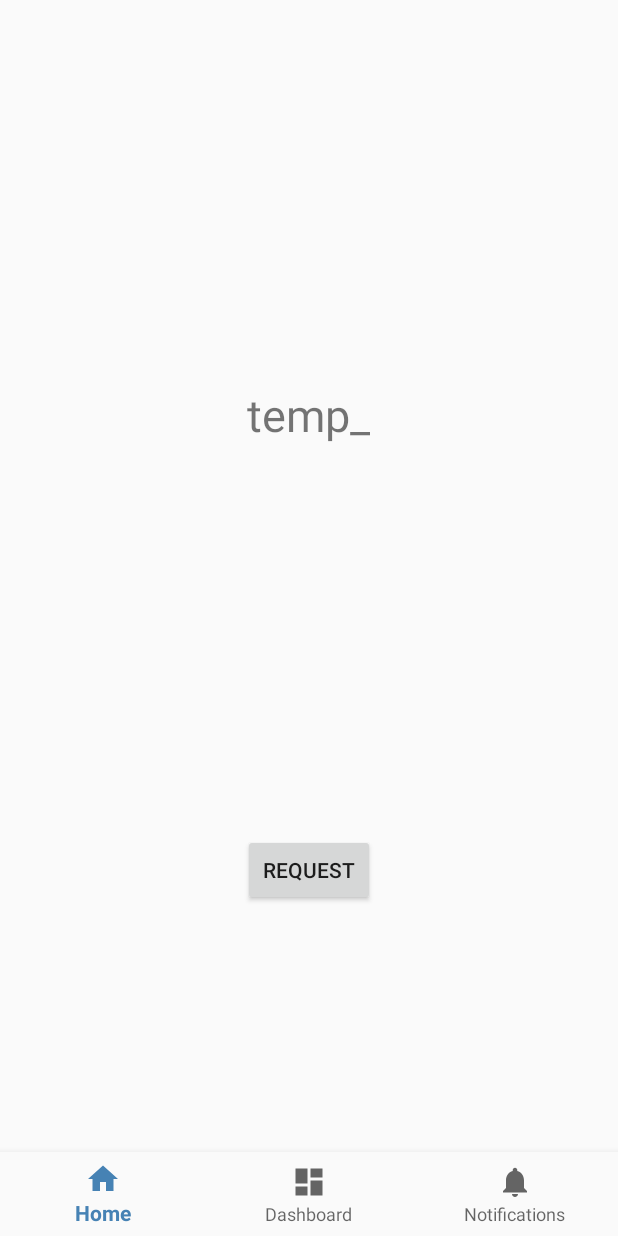
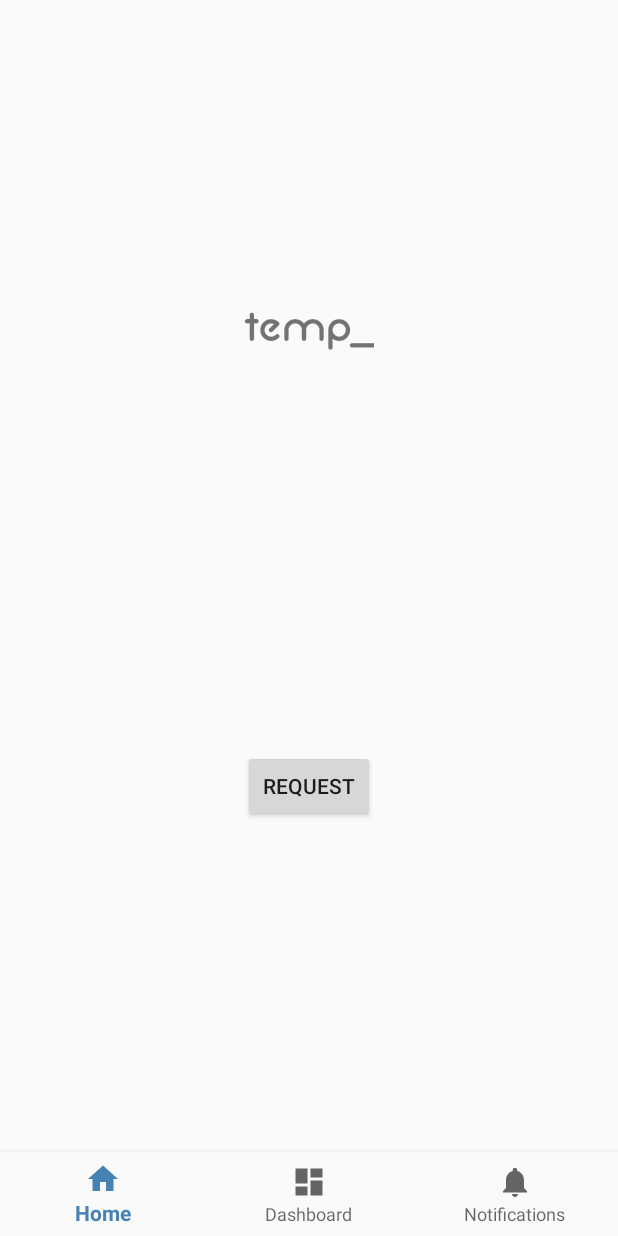
Before and after one commit to LeFFaQ/Weather_App, an Android app: the screen it shows after launch (MainActivity), after a tap on "REQUEST", on a phone screen of 412 x 824 dp. Run offline under Robolectric (Android 15) with nearby library versions, the phone set to English and light mode, and no system bars; our stand-ins replace Picasso, navigation-ui; pictures from the network do not load; 1 statement that could not run was skipped.

Commit message:
add background image and font

```diff
--- a/app/src/main/java/com/lffq/wapper/MainActivity.java
+++ b/app/src/main/java/com/lffq/wapper/MainActivity.java
@@ -15,13 +15,6 @@ public class MainActivity extends AppCompatActivity {
 
     Fragment mMyFragment;
 
-    @Override
-    protected void onSaveInstanceState(Bundle outState) {
-        super.onSaveInstanceState(outState);
-
-        //Save the fragment's instance
-        getSupportFragmentManager().putFragment(outState, "myFragmentName", mMyFragment);
-    }
 
     @Override
     protected void onCreate(Bundle savedInstanceState) {
--- a/app/src/main/java/com/lffq/wapper/SplashActivity.java
+++ b/app/src/main/java/com/lffq/wapper/SplashActivity.java
@@ -1,16 +1,12 @@
 package com.lffq.wapper;
 
-import androidx.annotation.RequiresApi;
 import androidx.appcompat.app.AppCompatActivity;
 
 import android.content.Intent;
 import android.net.Uri;
-import android.os.Build;
 import android.os.Bundle;
 import android.os.Handler;
 import android.widget.ImageView;
-
-import com.lffq.wapper.network.PicassoDownload;
 
 public class SplashActivity extends AppCompatActivity {
 
@@ -20,9 +16,9 @@ public class SplashActivity extends AppCompatActivity {
         super.onCreate(savedInstanceState);
         setContentView(R.layout.activity_splash);
 
-        PicassoDownload picassoDownload = new PicassoDownload(this);
-        ImageView imageph = findViewById(R.id.imageph);
-        picassoDownload.CallPicasso(Uri.parse(Constants.daytimeUri), imageph);
+//        PicassoDownload picassoDownload = new PicassoDownload(this);
+//        ImageView imageph = findViewById(R.id.imageph);
+//        picassoDownload.CallPicasso(Uri.parse(Constants.daytimeUri), imageph);
 
         new Handler().postDelayed(new Runnable() {
             @Override
--- a/app/src/main/java/com/lffq/wapper/network/PicassoDownload.java
+++ /dev/null
@@ -1,22 +0,0 @@
-package com.lffq.wapper.network;
-
-import android.content.Context;
-import android.net.Uri;
-import android.widget.ImageView;
-
-import com.squareup.picasso.Picasso;
-
-public class PicassoDownload {
-    private Context context;
-
-    public PicassoDownload(Context context) {
-        this.context = context;
-    }
-
-    public void CallPicasso(Uri u, ImageView i) {
-        Picasso.with(context)
-                .load(u)
-                .into(i);
-    }
-
-}
--- a/app/src/main/java/com/lffq/wapper/ui/home/HomeFragment.java
+++ b/app/src/main/java/com/lffq/wapper/ui/home/HomeFragment.java
@@ -1,27 +1,31 @@
 package com.lffq.wapper.ui.home;
 
 
+import android.graphics.Bitmap;
+import android.graphics.drawable.BitmapDrawable;
+import android.graphics.drawable.Drawable;
 import android.os.Bundle;
 import android.os.Handler;
 import android.util.Log;
 import android.view.LayoutInflater;
 import android.view.View;
 import android.view.ViewGroup;
-import android.widget.Button;
+
+import android.widget.RelativeLayout;
 import android.widget.TextView;
 
 import androidx.annotation.NonNull;
+import androidx.annotation.Nullable;
 import androidx.fragment.app.Fragment;
 import androidx.lifecycle.Observer;
 import androidx.lifecycle.ViewModelProviders;
 
-import com.google.firebase.storage.FirebaseStorage;
-import com.google.firebase.storage.StorageReference;
 import com.lffq.wapper.R;
 import com.lffq.wapper.network.models.current.Current;
+import com.squareup.picasso.NetworkPolicy;
+import com.squareup.picasso.Picasso;
+import com.squareup.picasso.Target;
 
-
-import java.util.concurrent.atomic.AtomicMarkableReference;
 
 import static android.content.ContentValues.TAG;
 
@@ -30,21 +34,12 @@ public class HomeFragment extends Fragment {
     private HomeViewModel homeViewModel;
 
     TextView temp;
+    RelativeLayout relativeLayout;
+    @Override
+    public void onCreate(@Nullable Bundle savedInstanceState) {
+        super.onCreate(savedInstanceState);
 
-    @Override
-    public void onActivityCreated(Bundle savedInstanceState) {
-        super.onActivityCreated(savedInstanceState);
 
-        if (savedInstanceState != null) {
-            //Restore the fragment's state here
-        }
-    }
-
-    @Override
-    public void onSaveInstanceState(Bundle outState) {
-        super.onSaveInstanceState(outState);
-
-        //Save the fragment's state here
     }
 
     public View onCreateView(@NonNull LayoutInflater inflater,
@@ -54,9 +49,26 @@ public class HomeFragment extends Fragment {
                 ViewModelProviders.of(this).get(HomeViewModel.class);
         View v = inflater.inflate(R.layout.fragment_home, container, false);
         temp = v.findViewById(R.id.temp);
+        relativeLayout = v.findViewById(R.id.fragment_1_background);
 
-        Button btn = v.findViewById(R.id.b123);
-        btn.setOnClickListener(this::onClick);
+        /*Picasso.with(getActivity()).load(R.drawable.aftermoon).resize(get).into(new Target(){
+
+            @Override
+            public void onBitmapLoaded(Bitmap bitmap, Picasso.LoadedFrom from) {
+                relativeLayout.setBackground(new BitmapDrawable(v.getResources(), bitmap));
+            }
+
+            @Override
+            public void onBitmapFailed(final Drawable errorDrawable) {
+                Log.d("TAG", "FAILED");
+            }
+
+            @Override
+            public void onPrepareLoad(final Drawable placeHolderDrawable) {
+                Log.d("TAG", "Prepare Load");
+            }
+        });*/
+        homeViewModel.dating();
 
         Handler handler = new Handler();
         handler.postDelayed(new Runnable() {
@@ -76,15 +88,9 @@ public class HomeFragment extends Fragment {
         return v;
     }
 
+    @Override
+    public void onSaveInstanceState(@NonNull Bundle outState) {
+        super.onSaveInstanceState(outState);
 
-
-    public void onClick(View v) {
-        switch (v.getId()) {
-            case R.id.b123:
-
-                break;
-        }
     }
-
-
 }
--- a/app/src/main/res/layout/activity_main.xml
+++ b/app/src/main/res/layout/activity_main.xml
@@ -3,8 +3,7 @@
     xmlns:app="http://schemas.android.com/apk/res-auto"
     android:id="@+id/container"
     android:layout_width="match_parent"
-    android:layout_height="match_parent"
-    android:paddingTop="?attr/actionBarSize">
+    android:layout_height="match_parent">
 
     <com.google.android.material.bottomnavigation.BottomNavigationView
         android:id="@+id/nav_view"
--- a/app/src/main/res/layout/fragment_home.xml
+++ b/app/src/main/res/layout/fragment_home.xml
@@ -4,7 +4,8 @@
     xmlns:tools="http://schemas.android.com/tools"
     android:layout_width="match_parent"
     android:layout_height="match_parent"
-    tools:context=".ui.home.HomeFragment">
+    tools:context=".ui.home.HomeFragment"
+    android:id="@+id/fragment_1_background">
 
 
     <Button
@@ -22,12 +23,8 @@
         android:layout_height="wrap_content"
         android:textSize="30sp"
         android:text="@string/temp_PH"
+        android:fontFamily="@font/neon"
         android:layout_centerHorizontal="true"
         android:layout_marginTop="200dp"/>
 
-    <ImageView
-
-        android:layout_width="100dp"
-        android:layout_height="100dp"
-        android:layout_centerHorizontal="true"/>
 </RelativeLayout>
```
Also changed, not shown: app/src/main/java/com/lffq/wapper/ui/home/HomeViewModel.java (+18 -1 lines), app/src/main/res/drawable/aftermoon.jpg (added), app/src/main/res/drawable/daytime.jpg (added), app/src/main/res/drawable/nighttime.jpg (added), app/src/main/res/drawable/treehunder.jpg (added), app/src/main/res/font/neon.ttf (added).
